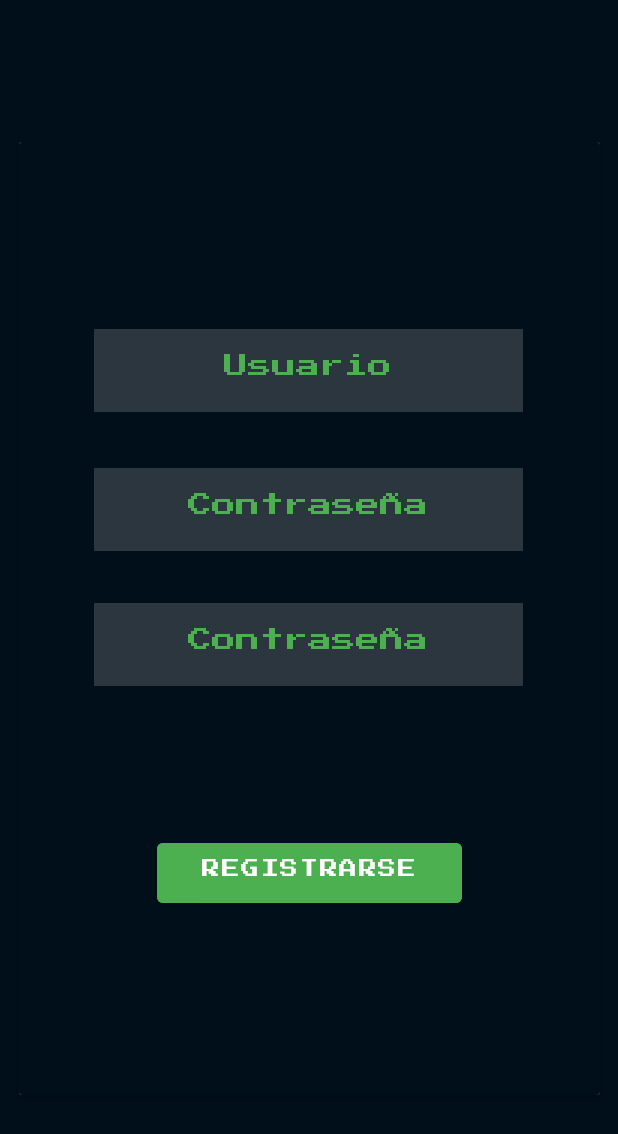
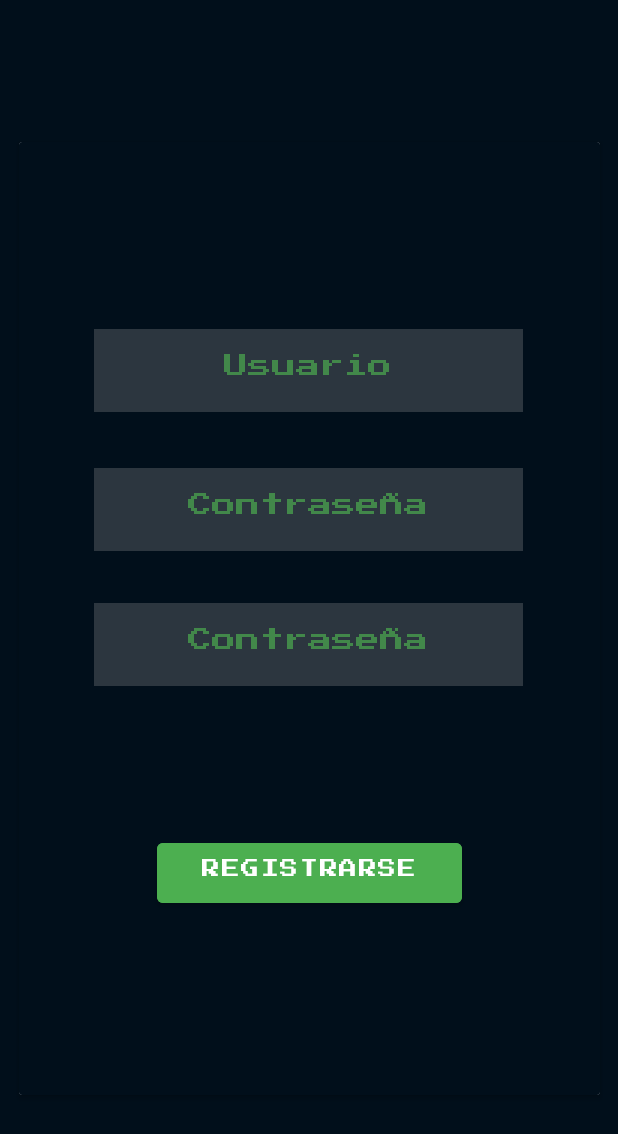
Before and after one commit to Augus611/Proyecto-Final, an Android app: the Registrar screen opened directly, with no data from a screen before it, on a phone screen of 412 x 824 dp. Shown: the top 1134 px of the screen. Run offline under Robolectric (Android 15) with nearby library versions, the phone set to English and light mode, and no system bars.

Commit message:
Modulo terminado

```diff
--- a/app/src/main/res/layout/activity_login.xml
+++ b/app/src/main/res/layout/activity_login.xml
@@ -78,7 +78,7 @@
                 android:hint="Usuario"
                 android:inputType="textPersonName"
                 android:textColor="#4CAF50"
-                android:textColorHint="#4CAF50"
+                android:textColorHint="#AD4CAF50"
                 android:textSize="16sp"
                 app:layout_constraintBottom_toBottomOf="parent"
                 app:layout_constraintEnd_toEndOf="parent"
@@ -98,7 +98,7 @@
                 android:hint="Contraseña"
                 android:inputType="textPassword"
                 android:textColor="#4CAF50"
-                android:textColorHint="#4CAF50"
+                android:textColorHint="#AD4CAF50"
                 android:textSize="16sp"
                 app:layout_constraintBottom_toBottomOf="parent"
                 app:layout_constraintEnd_toEndOf="parent"
@@ -113,6 +113,7 @@
                 android:layout_height="52dp"
                 android:backgroundTint="#4CAF50"
                 android:fontFamily="@font/pressstart_normal"
+                android:onClick="ValidarUsuario"
                 android:text="Iniciar"
                 android:textColor="#FFFFFF"
                 android:textSize="12sp"
--- a/app/src/main/res/layout/activity_registrar.xml
+++ b/app/src/main/res/layout/activity_registrar.xml
@@ -47,7 +47,7 @@
                 android:hint="Usuario"
                 android:inputType="textPersonName"
                 android:textColor="#4CAF50"
-                android:textColorHint="#4CAF50"
+                android:textColorHint="#AD4CAF50"
                 android:textSize="16sp"
                 app:layout_constraintBottom_toBottomOf="parent"
                 app:layout_constraintEnd_toEndOf="parent"
@@ -67,7 +67,7 @@
                 android:hint="Contraseña"
                 android:inputType="textPassword"
                 android:textColor="#4CAF50"
-                android:textColorHint="#4CAF50"
+                android:textColorHint="#AD4CAF50"
                 android:textSize="16sp"
                 app:layout_constraintBottom_toBottomOf="parent"
                 app:layout_constraintEnd_toEndOf="parent"
@@ -87,7 +87,7 @@
                 android:hint="Contraseña"
                 android:inputType="textPassword"
                 android:textColor="#4CAF50"
-                android:textColorHint="#4CAF50"
+                android:textColorHint="#AD4CAF50"
                 android:textSize="16sp"
                 app:layout_constraintBottom_toBottomOf="parent"
                 app:layout_constraintEnd_toEndOf="parent"
```
Also changed, not shown: app/src/main/java/com/grupo4/proyectofinal/Activity_Login.kt (+41 -0 lines).
